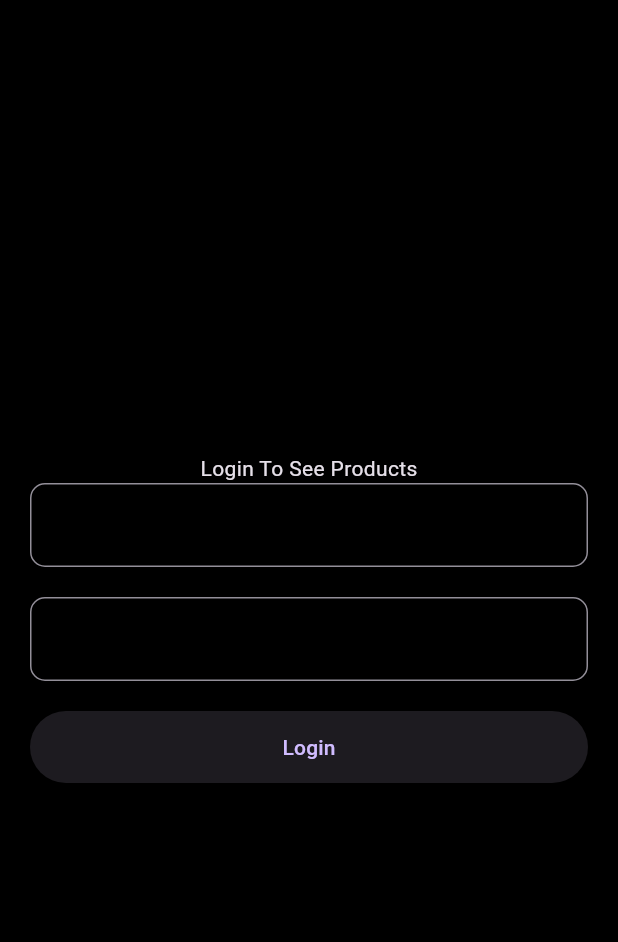
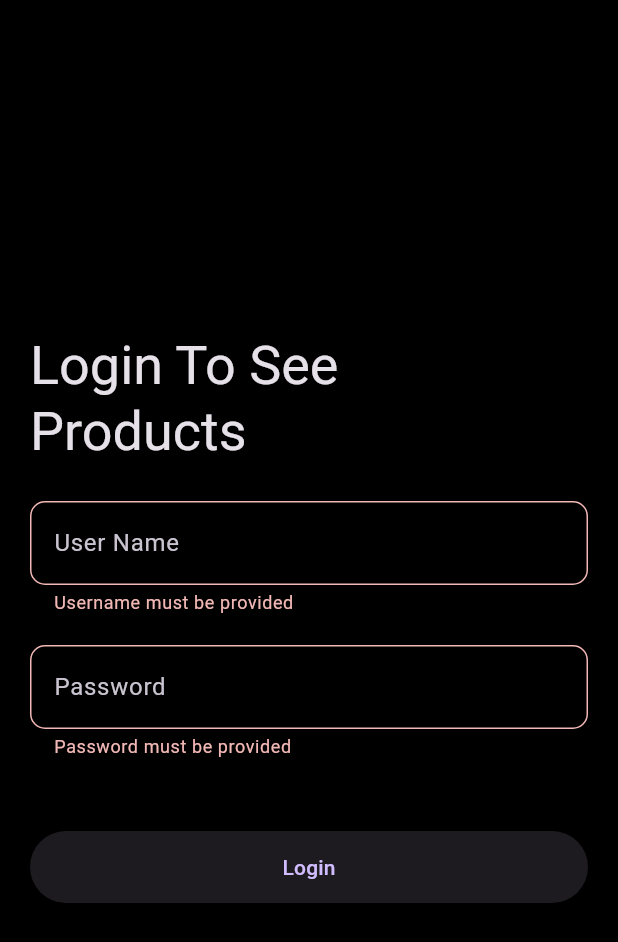
Before and after one commit to basilmuhmd/teckzy_meachine_test, a Flutter app: the screen it shows after launch, after a tap on "Login", on a phone screen of 412 x 824 dp. Shown: the top 942 px of the screen. Run offline on Flutter 3.47's test engine with Material 3 defaults, Android fonts, the phone set to English and light mode, and no system bars; our stand-ins replace flutter_hooks, hooks_riverpod.

Commit message:
completed login UI

```diff
--- a/lib/main.dart
+++ b/lib/main.dart
@@ -1,5 +1,5 @@
 import 'package:flutter/material.dart';
-import 'package:login_list_products/view/pages/authentication.dart';
+import 'package:login_list_products/view/pages/authentication_page.dart';
 
 void main() {
   runApp(const MyApp());
@@ -15,7 +15,7 @@ class MyApp extends StatelessWidget {
       debugShowCheckedModeBanner: false,
       title: 'Flutter Demo',
       theme: ThemeData.dark(useMaterial3: true),
-      home: const AuthenticationPage(),
+      home: AuthenticationPage(),
     );
   }
 }
--- a/lib/view/pages/authentication.dart
+++ /dev/null
@@ -1,45 +0,0 @@
-import 'package:flutter/material.dart';
-
-class AuthenticationPage extends StatelessWidget {
-  const AuthenticationPage({super.key});
-
-  @override
-  Widget build(BuildContext context) {
-    return Scaffold(
-      backgroundColor: Colors.black,
-      body: Padding(
-        padding: const EdgeInsets.symmetric(horizontal: 20),
-        child: Column(
-          mainAxisAlignment: MainAxisAlignment.center,
-          crossAxisAlignment: CrossAxisAlignment.center,
-          children: [
-            const Text("Login To See Products"),
-            TextFormField(
-              decoration: InputDecoration(
-                  border: OutlineInputBorder(
-                      borderRadius: BorderRadius.circular(10))),
-            ),
-            const SizedBox(
-              height: 20,
-            ),
-            TextFormField(
-              decoration: InputDecoration(
-                  border: OutlineInputBorder(
-                      borderRadius: BorderRadius.circular(10))),
-            ),
-            const SizedBox(
-              height: 20,
-            ),
-            ElevatedButton(
-              onPressed: () {},
-              style: ElevatedButton.styleFrom(
-                minimumSize: const Size(double.infinity, 48),
-              ),
-              child: const Text("Login"),
-            ),
-          ],
-        ),
-      ),
-    );
-  }
-}
--- /dev/null
+++ b/lib/view/pages/authentication_page.dart
@@ -0,0 +1,104 @@
+import 'dart:developer';
+
+import 'package:flutter/material.dart';
+import 'package:flutter_hooks/flutter_hooks.dart';
+import 'package:hooks_riverpod/hooks_riverpod.dart';
+
+class AuthenticationPage extends HookConsumerWidget {
+  AuthenticationPage({super.key});
+
+  final formKey = GlobalKey<FormState>();
+
+  @override
+  Widget build(BuildContext context, WidgetRef ref) {
+    final userNameController = useTextEditingController();
+    final passwordController = useTextEditingController();
+
+    return Scaffold(
+      backgroundColor: Colors.black,
+      body: Padding(
+        padding: const EdgeInsets.symmetric(horizontal: 20),
+        child: Form(
+          key: formKey,
+          child: Column(
+            mainAxisAlignment: MainAxisAlignment.center,
+            crossAxisAlignment: CrossAxisAlignment.start,
+            children: [
+              Text(
+                "Login To See\nProducts",
+                style: Theme.of(context).textTheme.displaySmall,
+              ),
+              const SizedBox(height: 24),
+              AuthFormFieldWidget(
+                controller: userNameController,
+                hintText: "User Name",
+                validator: (value) {
+                  if (value == null || value.isEmpty) {
+                    return 'Username must be provided';
+                  } else {
+                    return null;
+                  }
+                },
+              ),
+              const SizedBox(
+                height: 20,
+              ),
+              AuthFormFieldWidget(
+                controller: passwordController,
+                hintText: 'Password',
+                validator: (value) {
+                  if (value == null || value.isEmpty) {
+                    return 'Password must be provided';
+                  } else {
+                    return null;
+                  }
+                },
+              ),
+              const SizedBox(
+                height: 48,
+              ),
+              ElevatedButton(
+                onPressed: () {
+                  if (formKey.currentState!.validate()) {
+                    log("message");
+                  }
+                },
+                style: ElevatedButton.styleFrom(
+                  minimumSize: const Size(double.infinity, 48),
+                ),
+                child: const Text("Login"),
+              ),
+            ],
+          ),
+        ),
+      ),
+    );
+  }
+}
+
+class AuthFormFieldWidget extends StatelessWidget {
+  const AuthFormFieldWidget({
+    super.key,
+    required this.controller,
+    required this.hintText,
+    required this.validator,
+  });
+
+  final TextEditingController controller;
+  final String hintText;
+  final String? Function(String? value)? validator;
+
+  @override
+  Widget build(BuildContext context) {
+    return TextFormField(
+      controller: controller,
+      decoration: InputDecoration(
+        hintText: hintText,
+        border: OutlineInputBorder(
+          borderRadius: BorderRadius.circular(10),
+        ),
+      ),
+      validator: validator,
+    );
+  }
+}
--- /dev/null
+++ b/lib/view/pages/product_page.dart
@@ -0,0 +1,10 @@
+import 'package:flutter/material.dart';
+
+class ProductScreen extends StatelessWidget {
+  const ProductScreen({super.key});
+
+  @override
+  Widget build(BuildContext context) {
+    return Scaffold();
+  }
+}
```
Also changed, not shown: pubspec.yaml (+9 -54 lines), lib/view/widgets/auth_form_field_widget.dart (added), pubspec.lock.
